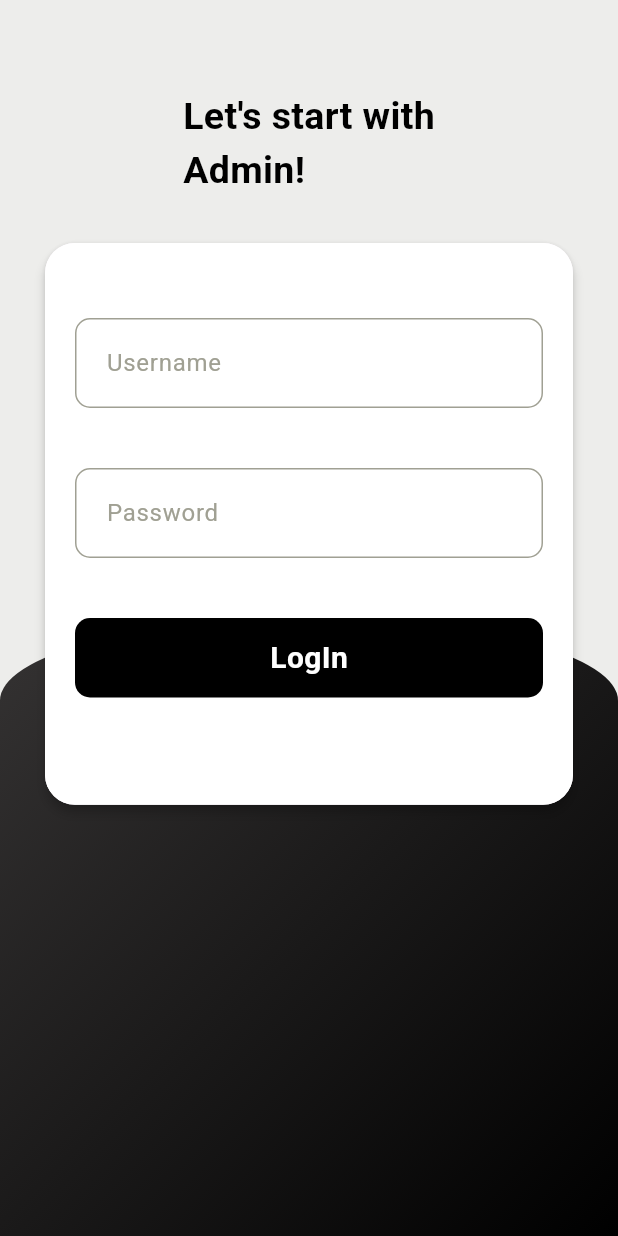
After one commit to smjoy222/bazar_sadaai_app, a Flutter app: the screen it shows after launch, on a phone screen of 412 x 824 dp. The commit adds this screen. Run offline on Flutter 3.47's test engine with Material 3 defaults, Android fonts, the phone set to English and light mode, and no system bars; our stand-ins replace curved_navigation_bar, dots_indicator, firebase_auth, firebase_core, get, google_fonts; accounts and stored records are empty.

Commit message:
admin_Login& detail_page

```diff
--- /dev/null
+++ b/lib/admin/admin_login.dart
@@ -0,0 +1,160 @@
+import 'package:flutter/material.dart';
+
+class AdminLogin extends StatefulWidget {
+  const AdminLogin({super.key});
+
+  @override
+  State<AdminLogin> createState() => _AdminLoginState();
+}
+
+class _AdminLoginState extends State<AdminLogin> {
+  final GlobalKey<FormState> _formkey = GlobalKey<FormState>();
+  TextEditingController usernamecontroller = new TextEditingController();
+  TextEditingController userpasswordcontroller = new TextEditingController();
+
+  @override
+  Widget build(BuildContext context) {
+    return Scaffold(
+      backgroundColor: Color(0xFFededeb),
+      body: Container(
+        child: Stack(
+          children: [
+            Container(
+              margin:
+                  EdgeInsets.only(top: MediaQuery.of(context).size.height / 2),
+              padding: EdgeInsets.only(top: 45.0, left: 20.0, right: 20.0),
+              height: MediaQuery.of(context).size.height,
+              width: MediaQuery.of(context).size.width,
+              decoration: BoxDecoration(
+                  gradient: LinearGradient(
+                      colors: [Color.fromARGB(255, 53, 51, 51), Colors.black],
+                      begin: Alignment.topLeft,
+                      end: Alignment.bottomRight),
+                  borderRadius: BorderRadius.vertical(
+                      top: Radius.elliptical(
+                          MediaQuery.of(context).size.width, 110.0))),
+            ),
+            Container(
+              margin: EdgeInsets.only(left: 30.0, right: 30.0, top: 60.0),
+              child: Form(
+                key: _formkey,
+                child: Column(
+                  children: [
+                    Text(
+                      "Let's start with\nAdmin!",
+                      style: TextStyle(
+                          color: Colors.black,
+                          fontSize: 25.0,
+                          fontWeight: FontWeight.bold),
+                    ),
+                    SizedBox(
+                      height: 30.0,
+                    ),
+                    Material(
+                      elevation: 3.0,
+                      borderRadius: BorderRadius.circular(20),
+                      child: Container(
+                        height: MediaQuery.of(context).size.height / 2.2,
+                        decoration: BoxDecoration(
+                          color: Colors.white,
+                          borderRadius: BorderRadius.circular(20),
+                        ),
+                        child: Column(
+                          children: [
+                            SizedBox(
+                              height: 50.0,
+                            ),
+                            Container(
+                              padding: EdgeInsets.only(
+                                  left: 20.0, top: 5.0, bottom: 5.0),
+                              margin: EdgeInsets.symmetric(horizontal: 20.0),
+                              decoration: BoxDecoration(
+                                  border: Border.all(
+                                      color:
+                                          Color.fromARGB(255, 160, 160, 147)),
+                                  borderRadius: BorderRadius.circular(10)),
+                              child: Center(
+                                child: TextFormField(
+                                  controller: usernamecontroller,
+                                  validator: (value) {
+                                    if (value == null || value.isEmpty) {
+                                      return 'Please Enter Username';
+                                    }
+                                  },
+                                  decoration: InputDecoration(
+                                      border: InputBorder.none,
+                                      hintText: "Username",
+                                      hintStyle: TextStyle(
+                                          color: Color.fromARGB(
+                                              255, 160, 160, 147))),
+                                ),
+                              ),
+                            ),
+                            SizedBox(
+                              height: 40.0,
+                            ),
+                            Container(
+                              padding: EdgeInsets.only(
+                                  left: 20.0, top: 5.0, bottom: 5.0),
+                              margin: EdgeInsets.symmetric(horizontal: 20.0),
+                              decoration: BoxDecoration(
+                                  border: Border.all(
+                                      color:
+                                          Color.fromARGB(255, 160, 160, 147)),
+                                  borderRadius: BorderRadius.circular(10)),
+                              child: Center(
+                                child: TextFormField(
+                                  controller: userpasswordcontroller,
+                                  validator: (value) {
+                                    if (value == null || value.isEmpty) {
+                                      return 'Please Enter Password';
+                                    }
+                                  },
+                                  decoration: InputDecoration(
+                                      border: InputBorder.none,
+                                      hintText: "Password",
+                                      hintStyle: TextStyle(
+                                          color: Color.fromARGB(
+                                              255, 160, 160, 147))),
+                                ),
+                              ),
+                            ),
+                            SizedBox(
+                              height: 40.0,
+                            ),
+                            GestureDetector(
+                              onTap: () {
+                                // LoginAdmin();
+                              },
+                              child: Container(
+                                padding: EdgeInsets.symmetric(vertical: 12.0),
+                                margin: EdgeInsets.symmetric(horizontal: 20.0),
+                                width: MediaQuery.of(context).size.width,
+                                decoration: BoxDecoration(
+                                    color: Colors.black,
+                                    borderRadius: BorderRadius.circular(10)),
+                                child: Center(
+                                  child: Text(
+                                    "LogIn",
+                                    style: TextStyle(
+                                        color: Colors.white,
+                                        fontSize: 20.0,
+                                        fontWeight: FontWeight.bold),
+                                  ),
+                                ),
+                              ),
+                            )
+                          ],
+                        ),
+                      ),
+                    ),
+                  ],
+                ),
+              ),
+            ),
+          ],
+        ),
+      ),
+    );
+  }
+}
--- a/lib/main.dart
+++ b/lib/main.dart
@@ -1,3 +1,4 @@
+import 'package:bazar_sadaai_app/admin/admin_login.dart';
 import 'package:bazar_sadaai_app/screens/home_screen.dart';
 import 'package:bazar_sadaai_app/screens/login_screen.dart';
 import 'package:bazar_sadaai_app/screens/onboard.dart';
@@ -19,7 +20,8 @@ class MyApp extends StatelessWidget {
     return const GetMaterialApp(
       debugShowCheckedModeBanner: false,
       //home: Onboard(),
-      home: HomeScreen(),
+      //home: HomeScreen(),
+      home: AdminLogin(),
     );
   }
 }
```
Also changed, not shown: lib/screens/details.dart (added, +71 -0 lines), lib/screens/home_body.dart (+21 -5 lines).
